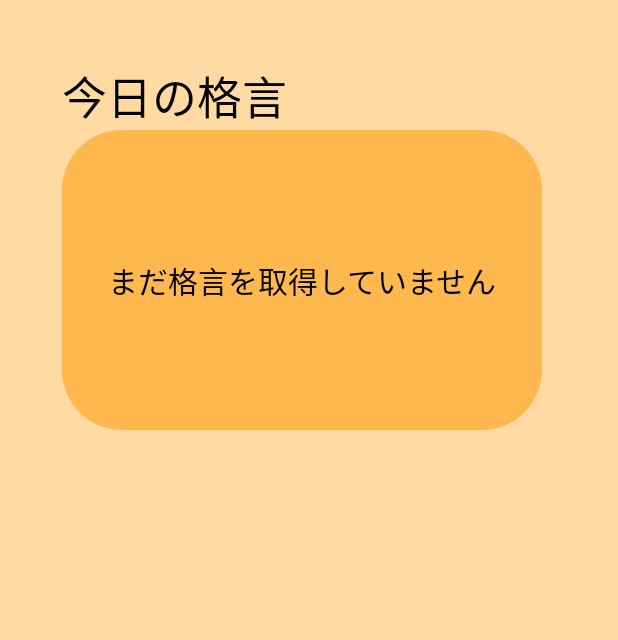
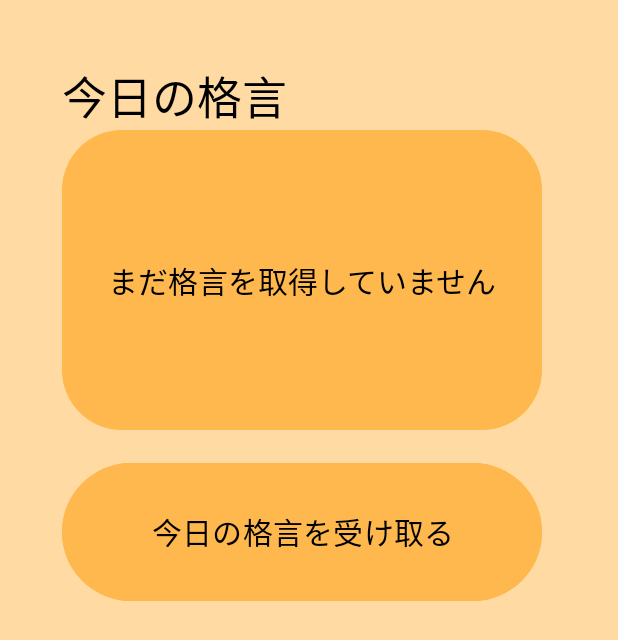
Before and after one commit to Saku0512/Collect-Proverb, an Android app: the screen it shows after launch (MainActivity), on a phone screen of 412 x 824 dp. Shown: the top 640 px of the screen. Run offline under Robolectric (Android 15) with nearby library versions, the phone set to English and light mode, and no system bars.

Commit message:
ボタンを追加

```diff
--- a/app/src/main/res/layout/activity_main.xml
+++ b/app/src/main/res/layout/activity_main.xml
@@ -25,6 +25,13 @@
         android:orientation="vertical"
         app:layout_constraintGuide_percent="0.10" /> <!-- 画面幅の10%の位置 -->
 
+    <androidx.constraintlayout.widget.Guideline
+        android:id="@+id/guideline_button_margin"
+        android:layout_width="0dp"
+        android:layout_height="0dp"
+        android:orientation="horizontal"
+        app:layout_constraintGuide_percent="0.37" /> <!-- 雲の背景の下 + 5% の位置 -->
+
     <TextView
         android:id="@+id/textView"
         android:layout_width="wrap_content"
@@ -50,7 +57,7 @@
         android:id="@+id/cloudText"
         android:layout_width="wrap_content"
         android:layout_height="wrap_content"
-        android:text="@string/noproverbyet"
+        android:text="@string/no_proverb_yet"
         android:textSize="20sp"
         android:textColor="@android:color/black"
         app:layout_constraintTop_toTopOf="@id/cloudBackground"
@@ -58,4 +65,18 @@
         app:layout_constraintStart_toStartOf="@id/cloudBackground"
         app:layout_constraintEnd_toEndOf="@id/cloudBackground" />
 
+    <Button
+        android:id="@+id/get_button"
+        android:layout_width="320dp"
+        android:layout_height="100dp"
+        android:text="@string/get_proverb_button"
+        android:textSize="20sp"
+        android:textColor="@color/black"
+        android:backgroundTint="@color/lightOrange"
+        app:layout_constraintTop_toTopOf="@id/guideline_button_margin"
+        app:layout_constraintStart_toStartOf="@id/cloudBackground"
+        app:layout_constraintEnd_toEndOf="@+id/cloudBackground"
+        tools:ignore="MissingConstraints" />
+
+
 </androidx.constraintlayout.widget.ConstraintLayout>
--- a/app/src/main/res/values/strings.xml
+++ b/app/src/main/res/values/strings.xml
@@ -1,6 +1,7 @@
 <resources>
     <string name="app_name">Collect Proverb</string>
     <string name="header">今日の格言</string>
-    <string name="noproverbyet">まだ格言を取得していません</string>
+    <string name="no_proverb_yet">まだ格言を取得していません</string>
     <string name="cloud_description">背景の雲</string>
+    <string name="get_proverb_button">今日の格言を受け取る</string>
 </resources>
```
